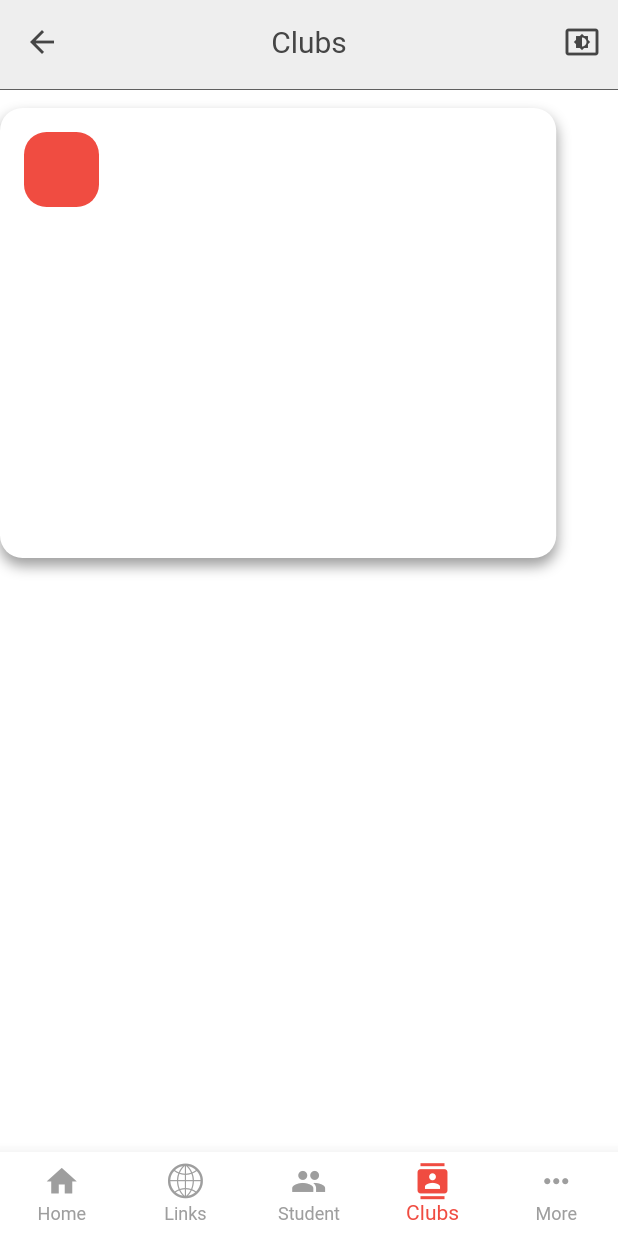
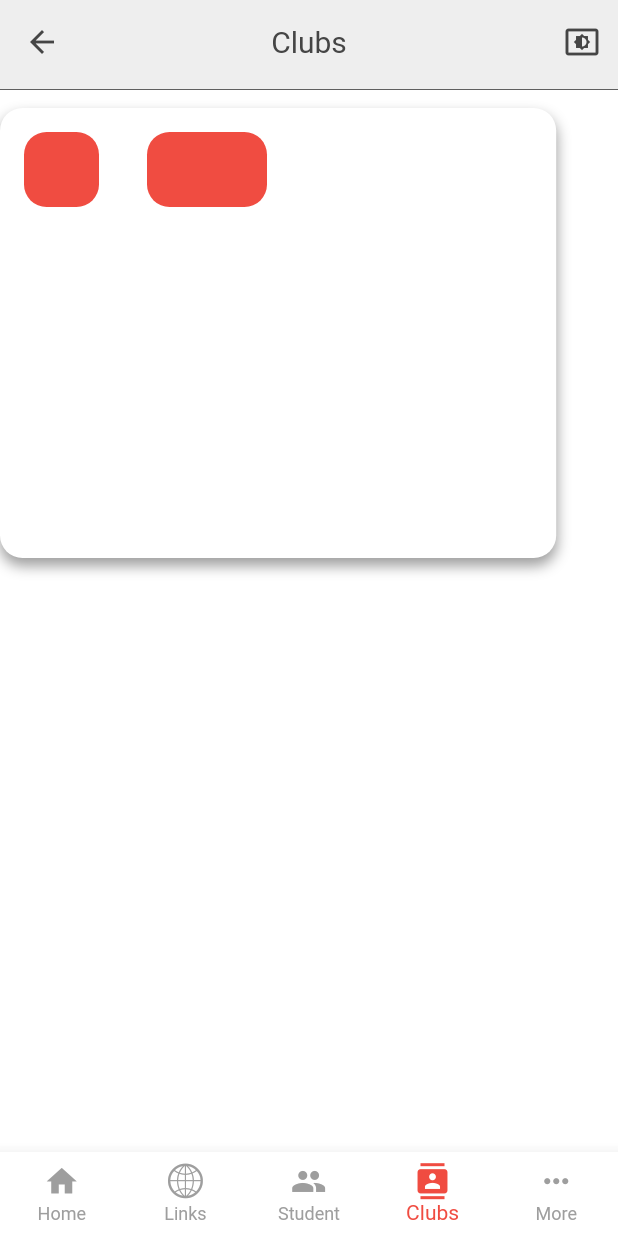
Before and after one commit to uhsmssschoolApp/WolfPackApp, a Flutter app: the clubs screen opened by its route, on a phone screen of 412 x 824 dp. Run offline on Flutter 3.47's test engine with Material 2 defaults, Android fonts, the phone set to English and light mode, and no system bars; our stand-ins replace cloud_firestore, firebase_core, shared_preferences, webview_flutter; accounts and stored records are empty; Roboto replaces fonts that are missing (SFBold).

Commit message:
currently ok

```diff
--- a/testflutter/lib/main.dart
+++ b/testflutter/lib/main.dart
@@ -10,8 +10,13 @@ import 'pages/student.dart';
 import 'themes/mythemes.dart';
 import 'pages/more.dart';
 
-void main() {
-  //await Firebase.initializeApp();
+//firebase
+import 'package:firebase_core/firebase_core.dart';
+import 'package:flutter/material.dart';
+
+void main() async {
+  WidgetsFlutterBinding.ensureInitialized();
+  await Firebase.initializeApp();
   runApp(MyApp());
 }
 
--- a/testflutter/lib/pages/clubs.dart
+++ b/testflutter/lib/pages/clubs.dart
@@ -9,8 +9,7 @@ import '../constants/consts.dart';
 
 //firestore packages
 
-// import 'package:cloud_firestore/cloud_firestore.dart';
-
+import 'package:cloud_firestore/cloud_firestore.dart';
 import '../appbar.dart';
 
 class clubs extends StatefulWidget {
@@ -22,8 +21,8 @@ class clubs extends StatefulWidget {
 }
 
 class _clubsState extends State<clubs> {
-  // final Stream<QuerySnapshot> dates =
-  //     FirebaseFirestore.instance.collection('dates').snapshots();
+  final Stream<QuerySnapshot> dates =
+      FirebaseFirestore.instance.collection('dates').snapshots();
 
   @override
   Widget build(BuildContext context) {
@@ -55,7 +54,41 @@ class _clubsState extends State<clubs> {
                               color: maroon,
                               borderRadius: homeCorners,
                             ),
-                          )
+                          ),
+                          Container(
+                            margin: EdgeInsets.only(
+                                left: 16.0, right: 16.0, top: 16.0),
+                            alignment: Alignment.center,
+                            height: 50,
+                            width: 80,
+                            decoration: BoxDecoration(
+                              color: maroon,
+                              borderRadius: homeCorners,
+                            ),
+                            child: Container(
+                              padding: EdgeInsets.only(top: 16.0),
+                              child: StreamBuilder<QuerySnapshot>(
+                                  stream: dates,
+                                  builder: (BuildContext context,
+                                      AsyncSnapshot<QuerySnapshot> snapshot) {
+                                    if (snapshot.hasError) {
+                                      return Text('Something went wrong.');
+                                    }
+                                    if (snapshot.connectionState ==
+                                        ConnectionState.waiting) {
+                                      return Text('Loading');
+                                    }
+                                    final data = snapshot.requireData;
+
+                                    return ListView.builder(
+                                        itemCount: data.size,
+                                        itemBuilder: (context, index) {
+                                          return Text(data.docs[index]
+                                              ['announcements']);
+                                        });
+                                  }),
+                            ),
+                          ),
                         ],
                       ),
                     ],
@@ -73,28 +106,7 @@ class _clubsState extends State<clubs> {
                           offset: Offset(0, 5))
                     ],
                   ),
-                  // child: Container(
-                  //   padding: EdgeInsets.only(top: 16.0),
-                  //   child: StreamBuilder<QuerySnapshot>(
-                  //       stream: dates,
-                  //       builder: (BuildContext context,
-                  //           AsyncSnapshot<QuerySnapshot> snapshot) {
-                  //         if (snapshot.hasError) {
-                  //           return Text('Something went wrong.');
-                  //         }
-                  //         if (snapshot.connectionState ==
-                  //             ConnectionState.waiting) {
-                  //           return Text('Loading');
-                  //         }
-                  //         final data = snapshot.requireData;
-
-                  //         return ListView.builder(
-                  //             itemCount: data.size,
-                  //             itemBuilder: (context, index) {
-                  //               return Text(
-                  //                   data.docs[index]['announcements']);
-                  //             });
-                  //       }),
+                  // child:
                   // ),
                 ),
               ]),
--- a/testflutter/pubspec.yaml
+++ b/testflutter/pubspec.yaml
@@ -34,6 +34,7 @@ dependencies:
   url_launcher: ^6.0.0
   intl: ^0.17.0
   webview_flutter: ^2.0.9
+  # firebase_auth: ^3.0.1
   # connectivity: ^3.0.6
 
   flutter_switch: ^0.3.2
@@ -41,7 +42,7 @@ dependencies:
   shared_preferences: ^2.0.6
   provider: ^5.0.0
 
-  # firebase_core: ^1.0.3
+
   # stack: ^0.2.1
 
   # The following adds the Cupertino Icons font to your application.
```
Also changed, not shown: testflutter/pubspec.lock, 1 other file.
